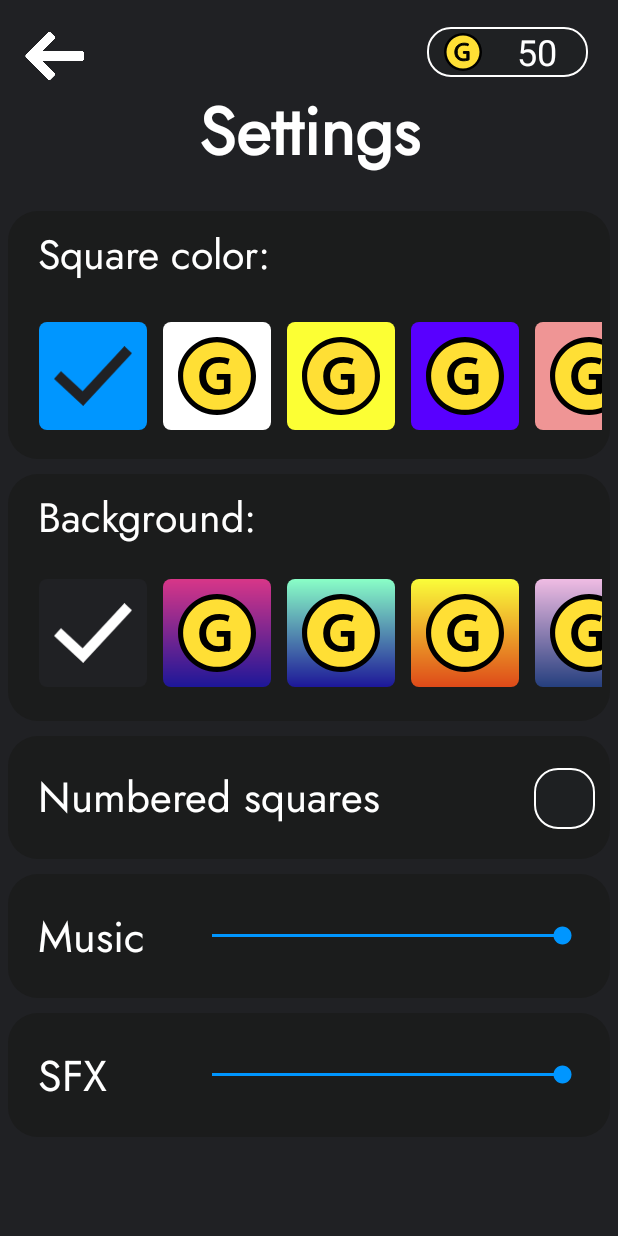
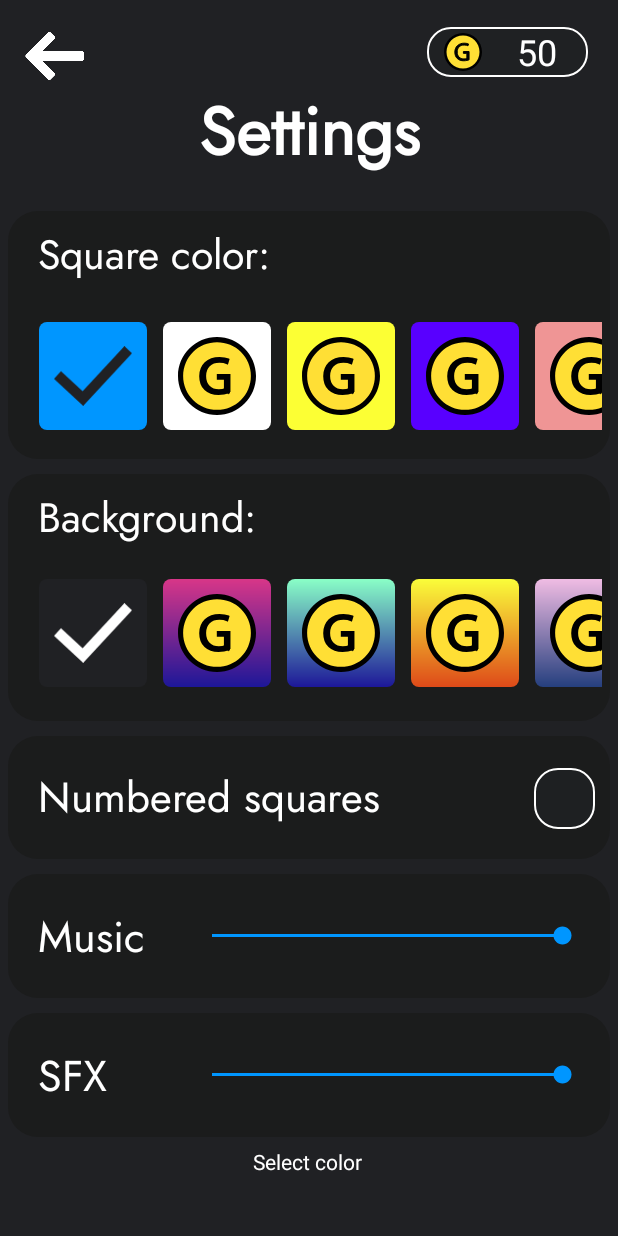
Before and after one commit to DumitruCimpean/GuessThePattern, an Android app: the screen it shows after launch (Settings), after a tap on "SETTINGS", on a phone screen of 412 x 824 dp. Run offline under Robolectric (Android 15) with nearby library versions, the light colour scheme and no system bars; 2 statements that could not run were skipped.

Commit message:
working on custom color picker

```diff
--- a/app/src/main/java/com/example/guessthepattern/BuyButton.java
+++ b/app/src/main/java/com/example/guessthepattern/BuyButton.java
@@ -8,7 +8,7 @@ import android.util.AttributeSet;
 
 public class BuyButton extends androidx.appcompat.widget.AppCompatImageButton {
     private boolean isBought = false;
-    private boolean isBoughtLast = false;
+    private boolean isBoughtPremium = false;
     private SharedPreferences prefs;
     private SharedPreferences.Editor editor;
     private MyGlobals gob = new MyGlobals(getContext());
@@ -41,23 +41,23 @@ public class BuyButton extends androidx.appcompat.widget.AppCompatImageButton {
         }
     }
 
-    public void setBoughtPremium(boolean bought) {
+    public void setBoughtPremium(boolean bought, int drawableToSet) {
         prefs = getContext().getSharedPreferences(prefsName, Context.MODE_PRIVATE);
         editor = prefs.edit();
 
-        isBoughtLast = bought;
-        editor.putBoolean("button_" + getId() + "_isBought", isBoughtLast);
+        isBoughtPremium = bought;
+        editor.putBoolean("button_" + getId() + "_isBought", isBoughtPremium);
         editor.apply();
 
-        if (!isBoughtLast){
+        if (!isBoughtPremium){
             setImageResource(R.drawable.crown);
         }else {
-            setImageResource(R.drawable.image_gallery);
+            setImageResource(drawableToSet);
         }
     }
 
-    public boolean isBoughtLast(){
-        return isBoughtLast;
+    public boolean isBoughtPremium(){
+        return isBoughtPremium;
     }
 
     public boolean isBought() {
--- a/app/src/main/java/com/example/guessthepattern/EasyTimed.java
+++ b/app/src/main/java/com/example/guessthepattern/EasyTimed.java
@@ -556,7 +556,7 @@ public class EasyTimed extends AppCompatActivity {
     }
     private void timerPause() {
         countDown.cancel();
-        timerText.setTextColor(getResources().getColor(R.color.light_blue));
+        timerText.setTextColor(getResources().getColor(R.color.green));
     }
     private void timerResume() {
         timerStart(milliLeft);
--- a/app/src/main/java/com/example/guessthepattern/HardTimed.java
+++ b/app/src/main/java/com/example/guessthepattern/HardTimed.java
@@ -665,7 +665,7 @@ public class HardTimed extends AppCompatActivity {
     }
     private void timerPause() {
         countDown.cancel();
-        timerText.setTextColor(getResources().getColor(R.color.light_blue));
+        timerText.setTextColor(getResources().getColor(R.color.green));
     }
     private void timerResume() {
         timerStart(milliLeft);
--- a/app/src/main/java/com/example/guessthepattern/MainActivity.java
+++ b/app/src/main/java/com/example/guessthepattern/MainActivity.java
@@ -41,6 +41,12 @@ public class MainActivity extends AppCompatActivity {
     public static final String timerMsKey = "timerMsKey";
     public static final String musicVolKey = "musicVolKey";
     public static final String sfxVolKey = "sfxVolKey";
+
+    public static final String sqColorPickedKey = "sqColorPickedKey";
+    public static final String hueKey = "hueKey";
+    public static final String saturationKey = "saturationKey";
+    public static final String valueKey = "valueKey";
+    public static final String hexInputKey = "hexInputKey";
 
     // the difference between delay1 and delay2 is the amount of time (ms) the square is highlighted
     // delay3 is the delay between the finishing of a square highlight and the start of another one
--- a/app/src/main/java/com/example/guessthepattern/MediumTimed.java
+++ b/app/src/main/java/com/example/guessthepattern/MediumTimed.java
@@ -602,7 +602,7 @@ public class MediumTimed extends AppCompatActivity {
     }
     private void timerPause() {
         countDown.cancel();
-        timerText.setTextColor(getResources().getColor(R.color.light_blue));
+        timerText.setTextColor(getResources().getColor(R.color.green));
     }
     private void timerResume() {
         timerStart(milliLeft);
--- a/app/src/main/java/com/example/guessthepattern/Settings.java
+++ b/app/src/main/java/com/example/guessthepattern/Settings.java
@@ -4,6 +4,7 @@ import static com.example.guessthepattern.MainActivity.bcgImgPresetKey;
 import static com.example.guessthepattern.MainActivity.bcgImgUriKey;
 import static com.example.guessthepattern.MainActivity.coinsKey;
 import static com.example.guessthepattern.MainActivity.isPresetKey;
+import static com.example.guessthepattern.MainActivity.sqColorPickedKey;
 
 import androidx.annotation.NonNull;
 import androidx.appcompat.app.AppCompatActivity;
@@ -18,6 +19,7 @@ import android.content.Context;
 import android.content.Intent;
 import android.content.SharedPreferences;
 import android.content.pm.PackageManager;
+import android.content.res.ColorStateList;
 import android.content.res.Resources;
 import android.graphics.drawable.Drawable;
 import android.media.MediaPlayer;
@@ -74,7 +76,7 @@ public class Settings extends AppCompatActivity implements ColorPickerDialogFrag
     private HorizontalScrollView sqScrollView;
     private HorizontalScrollView bcgSelectionScrollView;
 
-    private Button openColorPickerButton;
+    private BuyButton colorPickerButton;
     private TextView selectedColorTextView;
     private int sq1Id;
     private int sq2Id;
@@ -109,6 +111,7 @@ public class Settings extends AppCompatActivity implements ColorPickerDialogFrag
     private int bcgPriceImage;
     private int sqColorPrice;
     private Uri selectedImageUri;
+    private int premiumDrawable;
 
     @Override
     protected void onCreate(Bundle savedInstanceState) {
@@ -134,10 +137,9 @@ public class Settings extends AppCompatActivity implements ColorPickerDialogFrag
         TextView sfxText = findViewById(R.id.sfxVolumeText);
         SeekBar sfxSeek = findViewById(R.id.sfxSeekBar);
 
-        openColorPickerButton = findViewById(R.id.colorPickerButton);
+        colorPickerButton = findViewById(R.id.colorPickerButton);
         selectedColorTextView = findViewById(R.id.selectedColorText);
 
-        openColorPickerButton.setOnClickListener(v -> showColorPickerDialog());
 
         selectBackgroundButton = findViewById(R.id.selectBackgroundButton);
         bcgSelectionScrollView = findViewById(R.id.bcgSelectionScrollView);
@@ -178,7 +180,13 @@ public class Settings extends AppCompatActivity implements ColorPickerDialogFrag
             bcg.setBought(prefs.getBoolean("button_" + bcg.getId() + "_isBought", false));
         }
         bcg1.setBought(true);
-        selectBackgroundButton.setBoughtPremium(prefs.getBoolean("button_" + selectBackgroundButton.getId() + "_isBought", false));
+        selectBackgroundButton.setBoughtPremium(prefs.getBoolean("button_" + selectBackgroundButton.getId() + "_isBought", false), R.drawable.image_gallery);
+
+        int sqColorPicked = prefs.getInt(sqColorPickedKey, 0);
+        if (sqColorPicked != 0){
+            colorPickerButton.setImageTintList(ColorStateList.valueOf(sqColorPicked));
+        }
+        colorPickerButton.setBoughtPremium(prefs.getBoolean("button_" + colorPickerButton.getId() + "_isBought", false), R.drawable.color_picker);
 
         bcg1id = R.drawable.bcg_grey_100;
         bcg2id = R.drawable.bcg_red_blue;
@@ -209,6 +217,18 @@ public class Settings extends AppCompatActivity implements ColorPickerDialogFrag
         // -------------------------------- Restoring settings ------------------------------------ //
 
         int selectedSqBcg = prefs.getInt(bcgKey, R.drawable.sq_bcg_blue_lc);
+
+        if (selectedSqBcg == 0){
+            for (BuyButton square : squares){
+                if (square.isBought()){
+                    square.setImageDrawable(null);
+                }
+            }
+            sqScrollView.post(() -> {
+                int scrollX = colorPickerButton.getLeft() - (sqScrollView.getWidth() - sq1bcg.getWidth()) / 2;
+                sqScrollView.smoothScrollTo(scrollX, 0);
+            });
+        }
         if (selectedSqBcg == sq1Id){
             checkAndScrollToSquare(sq1bcg);
         }
@@ -240,7 +260,7 @@ public class Settings extends AppCompatActivity implements ColorPickerDialogFrag
                     bcg.setImageDrawable(null);
                 }
             }
-            sqScrollView.post(() -> {
+            bcgSelectionScrollView.post(() -> {
                 int scrollX = selectBackgroundButton.getLeft() - (bcgSelectionScrollView.getWidth() - bcg1.getWidth()) / 2;
                 bcgSelectionScrollView.smoothScrollTo(scrollX, 0);
             });
@@ -294,7 +314,7 @@ public class Settings extends AppCompatActivity implements ColorPickerDialogFrag
         selectBackgroundButton.setOnClickListener(v -> {
             gob.clickEffectResize(selectBackgroundButton, this);
 
-            if (selectBackgroundButton.isBoughtLast()){
+            if (selectBackgroundButton.isBoughtPremium()){
 
                 if (Build.VERSION.SDK_INT < 33){
                     if (ContextCompat.checkSelfPermission(this, Manifest.permission.READ_EXTERNAL_STORAGE) == PackageManager.PERMISSION_GRANTED) {
@@ -312,6 +332,7 @@ public class Settings extends AppCompatActivity implements ColorPickerDialogFrag
 
             }else{
                 if (totalCoins >= bcgPriceImage){
+                    premiumDrawable = R.drawable.image_gallery;
                     showBuyConfirmationDialog(selectBackgroundButton, bcgPriceImage, true);
                 }else{
                     showNotEnoughCoins(bcgPriceImage);
@@ -320,6 +341,20 @@ public class Settings extends AppCompatActivity implements ColorPickerDialogFrag
 
         });
 
+        colorPickerButton.setOnClickListener(v -> {
+            if (colorPickerButton.isBoughtPremium()) {
+                showColorPickerDialog();
+                editor.putInt(bcgKey, 0);
+                editor.apply();
+            }else {
+                if (totalCoins >= bcgPriceImage){
+                    premiumDrawable = R.drawable.color_picker;
+                    showBuyConfirmationDialog(colorPickerButton, bcgPriceImage, true);
+                }else{
+                    showNotEnoughCoins(bcgPriceImage);
+                }
+            }
+        });
 
 
         // Squares color ---------------------------------------------------------------------------
@@ -424,6 +459,7 @@ public class Settings extends AppCompatActivity implements ColorPickerDialogFrag
         }else {
             checkAndScrollToSquare(sqColor);
             editor.putInt(bcgKey, sqColorID);
+            editor.putInt(sqColorPickedKey, 0);
             editor.apply();
         }
     }
@@ -540,14 +576,13 @@ public class Settings extends AppCompatActivity implements ColorPickerDialogFrag
 
         if (requestCode == REQUEST_CODE_PERMISSION) {
             if (grantResults.length > 0 && grantResults[0] == PackageManager.PERMISSION_GRANTED) {
-                // Permission was granted. Enable the image selection button.
+                // Permission was granted
                 enableBackgroundImageSelection(selectBackgroundButton);
                 gob.showToast("Click on the button again");
             } else {
+                // Permission was denied
                 disableBackgroundImageSelection(selectBackgroundButton);
                 gob.showToast("Please allow access to media files to change background");
-                // Permission was denied. Handle this case (e.g., show a message to the user).
-                // You can also disable the image selection button if needed.
             }
         }
     }
@@ -589,7 +624,7 @@ public class Settings extends AppCompatActivity implements ColorPickerDialogFrag
         }
     }
 
-    private void showBuyConfirmationDialog(BuyButton itemBought, int price, boolean isLast) {
+    private void showBuyConfirmationDialog(BuyButton itemBought, int price, boolean isPremium) {
         AlertDialog.Builder builder = new AlertDialog.Builder(this, R.style.AlertDialogStyle);
         LayoutInflater inflater = getLayoutInflater();
         View dialogView = inflater.inflate(R.layout.item_buy_confirmation, null);
@@ -604,8 +639,8 @@ public class Settings extends AppCompatActivity implements ColorPickerDialogFrag
         positiveButton.setOnClickListener(v -> {
             if (totalCoins >= price){
                 gob.clickEffectResize(positiveButton, getApplicationContext());
-                if (isLast){
-                    itemBought.setBoughtPremium(true);
+                if (isPremium){
+                    itemBought.setBoughtPremium(true, premiumDrawable);
                     if (buySound != null){
                         buySound.seekTo(0);
                         buySound.start();
@@ -661,8 +696,11 @@ public class Settings extends AppCompatActivity implements ColorPickerDialogFrag
 
 
     public void onColorSelected(int color) {
-        selectedColorTextView.setText("Selected Color: #" + Integer.toHexString(color).toUpperCase());
-        // Handle the selected color here as needed
+        String hexColor = Integer.toHexString(color).toUpperCase();
+        selectedColorTextView.setText("Selected Color: #" + hexColor);
+        colorPickerButton.setImageTintList(ColorStateList.valueOf(color));
+        editor.putInt(sqColorPickedKey, color);
+        editor.apply();
     }
 
 }
--- /dev/null
+++ b/app/src/main/res/drawable/color_picker.xml
@@ -0,0 +1,18 @@
+<vector xmlns:android="http://schemas.android.com/apk/res/android"
+    android:width="800dp"
+    android:height="800dp"
+    android:viewportWidth="17"
+    android:viewportHeight="17">
+  <path
+      android:pathData="M16.308,4.934C17.22,4.023 17.118,2.439 16.079,1.4C15.038,0.361 13.455,0.258 12.545,1.17L11.364,2.353L15.128,6.117L16.308,4.934L16.308,4.934Z"
+      android:strokeWidth="1"
+      android:fillColor="#ffffff"
+      android:fillType="evenOdd"
+      android:strokeColor="#00000000"/>
+  <path
+      android:pathData="M6.468,14.776L12.615,8.628L13.387,9.4L14.971,7.814L9.662,2.505L8.077,4.089L8.85,4.862L2.702,11.008L1.02,15.701L1.774,16.455L6.468,14.776L6.468,14.776ZM9.916,5.928L11.551,7.564L5.289,13.824L2.695,14.784L3.654,12.188L9.916,5.928L9.916,5.928Z"
+      android:strokeWidth="1"
+      android:fillColor="#ffffff"
+      android:fillType="evenOdd"
+      android:strokeColor="#00000000"/>
+</vector>
--- /dev/null
+++ b/app/src/main/res/drawable/sq_premium_bcg.xml
@@ -0,0 +1,11 @@
+<?xml version="1.0" encoding="utf-8"?>
+<shape xmlns:android="http://schemas.android.com/apk/res/android"
+    android:shape = "rectangle">
+
+    <solid android:color="@color/dark_grey_100" />
+    <stroke
+        android:color="@color/white"
+        android:width="2dp"/>
+    <corners android:radius="5dp"/>
+
+</shape>
--- a/app/src/main/res/layout/activity_easy_timed.xml
+++ b/app/src/main/res/layout/activity_easy_timed.xml
@@ -107,7 +107,7 @@
         android:fontFamily="@font/jost_variablewght"
         android:text="10.00"
         android:textAlignment="center"
-        android:textColor="@color/light_blue"
+        android:textColor="@color/white"
         android:textFontWeight="700"
         app:layout_constraintBottom_toTopOf="@+id/squaresLayout"
         app:layout_constraintEnd_toEndOf="parent"
--- a/app/src/main/res/layout/activity_hard_timed.xml
+++ b/app/src/main/res/layout/activity_hard_timed.xml
@@ -105,7 +105,7 @@
         android:fontFamily="@font/jost_variablewght"
         android:text="10.00"
         android:textAlignment="center"
-        android:textColor="@color/light_blue"
+        android:textColor="@color/white"
         android:textFontWeight="700"
         app:layout_constraintBottom_toTopOf="@+id/squaresLayout"
         app:layout_constraintEnd_toEndOf="parent"
--- a/app/src/main/res/layout/activity_medium_timed.xml
+++ b/app/src/main/res/layout/activity_medium_timed.xml
@@ -107,7 +107,7 @@
         android:fontFamily="@font/jost_variablewght"
         android:text="10.00"
         android:textAlignment="center"
-        android:textColor="@color/light_blue"
+        android:textColor="@color/white"
         android:textFontWeight="700"
         app:layout_constraintBottom_toTopOf="@+id/squaresLayout"
         app:layout_constraintEnd_toEndOf="parent"
--- a/app/src/main/res/layout/activity_settings.xml
+++ b/app/src/main/res/layout/activity_settings.xml
@@ -252,16 +252,31 @@
                     android:id="@+id/sq7"
                     android:layout_width="0dp"
                     android:layout_height="0dp"
-                    android:layout_marginStart="5dp"
-                    android:layout_marginEnd="30dp"
+                    android:layout_margin="5dp"
                     android:background="@drawable/sq_bcg_turquoise"
                     android:padding="10dp"
                     android:scaleType="fitCenter"
                     app:layout_constraintBottom_toBottomOf="parent"
                     app:layout_constraintDimensionRatio="1:1"
-                    app:layout_constraintEnd_toEndOf="parent"
+                    app:layout_constraintEnd_toStartOf="@id/colorPickerButton"
                     app:layout_constraintStart_toEndOf="@+id/sq6"
                     app:layout_constraintTop_toTopOf="parent" />
+
+                <com.example.guessthepattern.BuyButton
+                    android:id="@+id/colorPickerButton"
+                    android:layout_width="0dp"
+                    android:layout_height="0dp"
+                    android:layout_marginStart="5dp"
+                    android:layout_marginEnd="30dp"
+                    android:background="@drawable/sq_premium_bcg"
+                    android:src="@drawable/color_picker"
+                    android:padding="10dp"
+                    android:scaleType="fitCenter"
+                    app:layout_constraintBottom_toBottomOf="parent"
+                    app:layout_constraintDimensionRatio="1:1"
+                    app:layout_constraintEnd_toEndOf="parent"
+                    app:layout_constraintStart_toEndOf="@id/sq7"
+                    app:layout_constraintTop_toTopOf="parent"/>
 
 
             </androidx.constraintlayout.widget.ConstraintLayout>
@@ -433,10 +448,10 @@
                     android:layout_marginTop="5dp"
                     android:layout_marginBottom="5dp"
                     android:layout_marginEnd="30dp"
-                    android:background="@drawable/nextlvl_bcg"
+                    android:background="@drawable/sq_premium_bcg"
                     android:padding="15dp"
                     android:scaleType="fitCenter"
-                    android:src="@drawable/plus"
+                    android:src="@drawable/image_gallery"
                     app:layout_constraintBottom_toBottomOf="parent"
                     app:layout_constraintDimensionRatio="1:1"
                     app:layout_constraintEnd_toEndOf="parent"
@@ -614,25 +629,12 @@
     </androidx.constraintlayout.widget.ConstraintLayout>
 
 
-    <Button
-        android:id="@+id/colorPickerButton"
-        android:layout_width="wrap_content"
-        android:layout_height="50dp"
-        android:text="Pick a Color"
-        android:visibility="gone"
-        app:layout_constraintBottom_toBottomOf="parent"
-        app:layout_constraintEnd_toEndOf="parent"
-        app:layout_constraintHorizontal_bias="0.498"
-        app:layout_constraintStart_toStartOf="parent"
-        app:layout_constraintTop_toTopOf="parent"
-        app:layout_constraintVertical_bias="0.91" />
-
     <TextView
         android:id="@+id/selectedColorText"
         android:layout_width="wrap_content"
         android:layout_height="wrap_content"
         android:text="Select color"
-        android:visibility="gone"
+        android:visibility="visible"
         android:textColor="@color/white"
         android:textAlignment="center"
         app:layout_constraintBottom_toBottomOf="parent"
```
Also changed, not shown: app/src/main/java/com/example/guessthepattern/ColorPickerDialogFragment.java (+87 -16 lines), app/src/main/java/com/example/guessthepattern/Easy.java (+26 -13 lines), app/src/main/res/layout/color_picker_dialog_layout.xml (+19 -0 lines).
